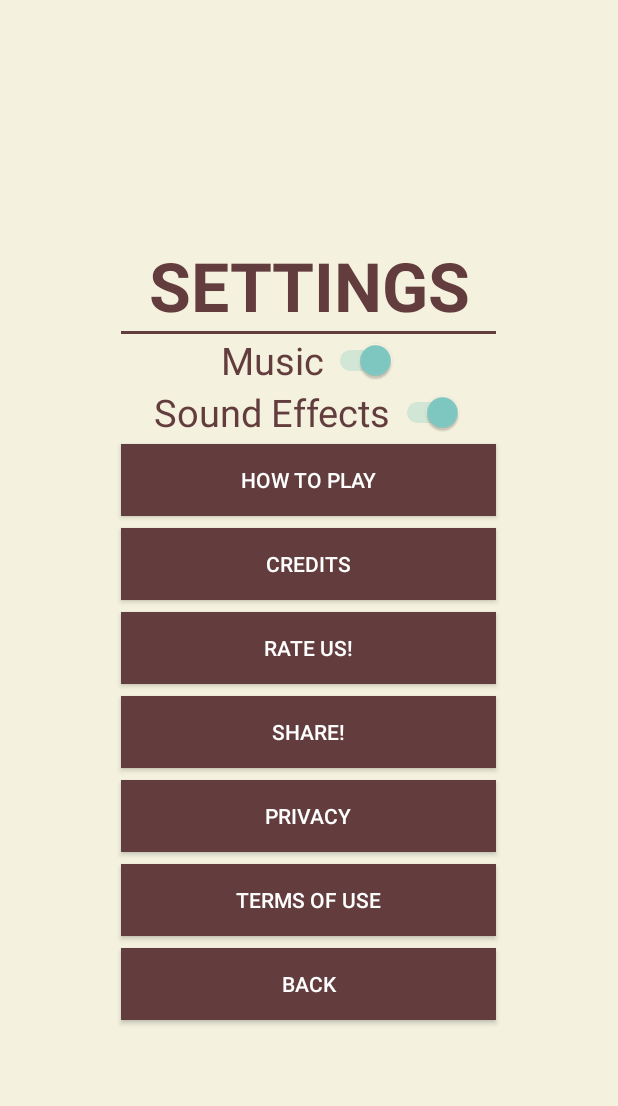
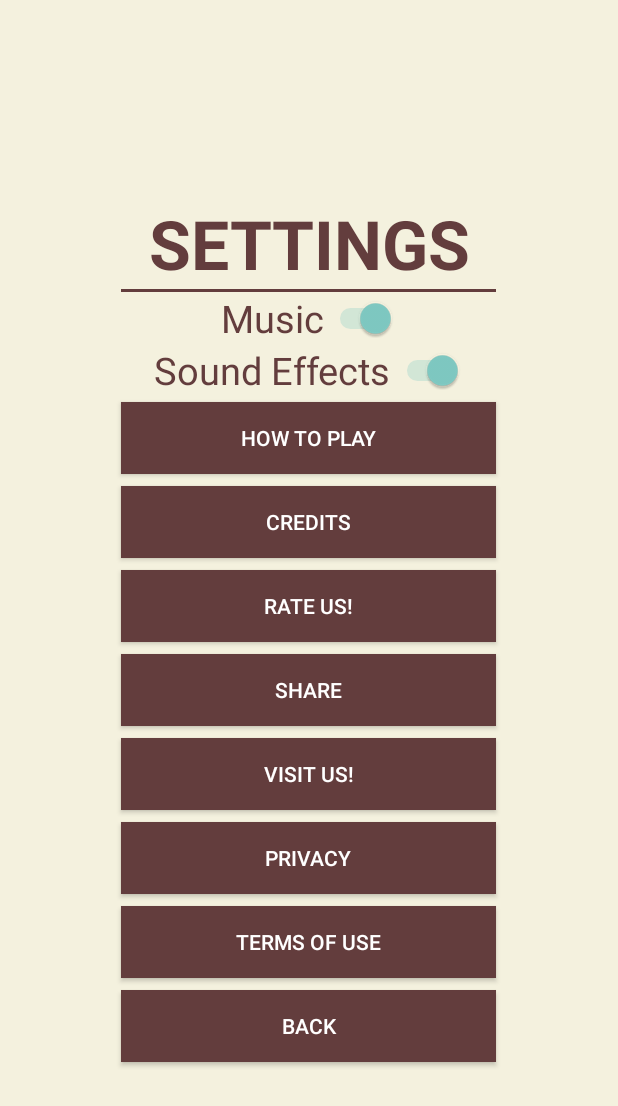
Before and after one commit to seanjoo4/AntColonyMobileGame, an Android app: the Settings screen opened directly, with no data from a screen before it, on a phone screen of 412 x 824 dp. Shown: the top 1106 px of the screen. Run offline under Robolectric (Android 15) with nearby library versions, the phone set to English and light mode, and no system bars; Roboto replaces fonts that are not available here.

Commit message:
implementing a visit button to go to our website

```diff
--- a/app/src/main/java/com/e/antcolony/PopUpgrade.java
+++ b/app/src/main/java/com/e/antcolony/PopUpgrade.java
@@ -14,7 +14,7 @@ import android.widget.TextView;
 import android.widget.Toast;
 
 /**
- * PopUgrade: this class is employed to show the user statistics and colony upgrade requirements upon pressing the arrow button from the parent activity.
+ * PopUpgrade: this class is employed to show the user statistics and colony upgrade requirements upon pressing the arrow button from the parent activity.
  *
  * @author Aidan Andrucyk and Sean Joo
  * @version June 8, 2020
--- a/app/src/main/java/com/e/antcolony/Settings.java
+++ b/app/src/main/java/com/e/antcolony/Settings.java
@@ -29,6 +29,7 @@ public class Settings extends AppCompatActivity {
     Button credits;
     Button rateUs;
     Button share;
+    Button visit;
     Button privacy;
     Button termsOfUse;
     Button okay;
@@ -190,6 +191,25 @@ public class Settings extends AppCompatActivity {
             }
         });
 
+        // Visit Us Button
+        visit = findViewById(R.id.visitButton);
+        visit.setOnClickListener(new View.OnClickListener() {
+
+            /**
+             * It is a callback for when the button (okayLift) is clicked.
+             *
+             * @param v used when a view is clicked.
+             */
+            @Override
+            public void onClick(View v) {
+                Intent intent = new Intent();
+                intent.setAction(Intent.ACTION_VIEW);
+                intent.addCategory(Intent.CATEGORY_BROWSABLE);
+                intent.setData(Uri.parse("https://seanjoo4.github.io/PlutosPlayground/"));
+                startActivity(intent);
+            }
+        });
+
         // Privacy Button
         privacy = findViewById(R.id.privacyButton);
         privacy.setOnClickListener(new View.OnClickListener() {
--- a/app/src/main/res/layout/activity_settings.xml
+++ b/app/src/main/res/layout/activity_settings.xml
@@ -83,7 +83,17 @@
         android:background="@color/liftLoss"
         android:hapticFeedbackEnabled="true"
         android:soundEffectsEnabled="false"
-        android:text="@string/share" />
+        android:text="Share" />
+
+    <Button
+        android:id="@+id/visitButton"
+        android:layout_width="250sp"
+        android:layout_height="wrap_content"
+        android:layout_margin="4sp"
+        android:background="@color/liftLoss"
+        android:hapticFeedbackEnabled="true"
+        android:soundEffectsEnabled="false"
+        android:text="Visit Us!" />
 
     <Button
         android:id="@+id/privacyButton"
```
